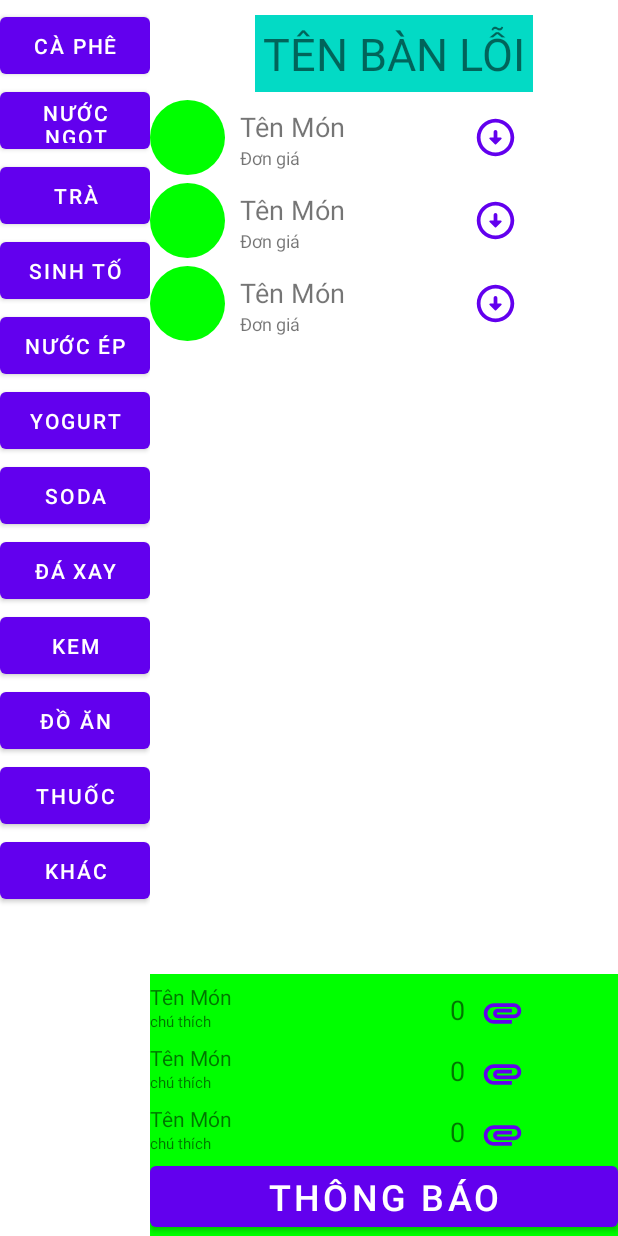
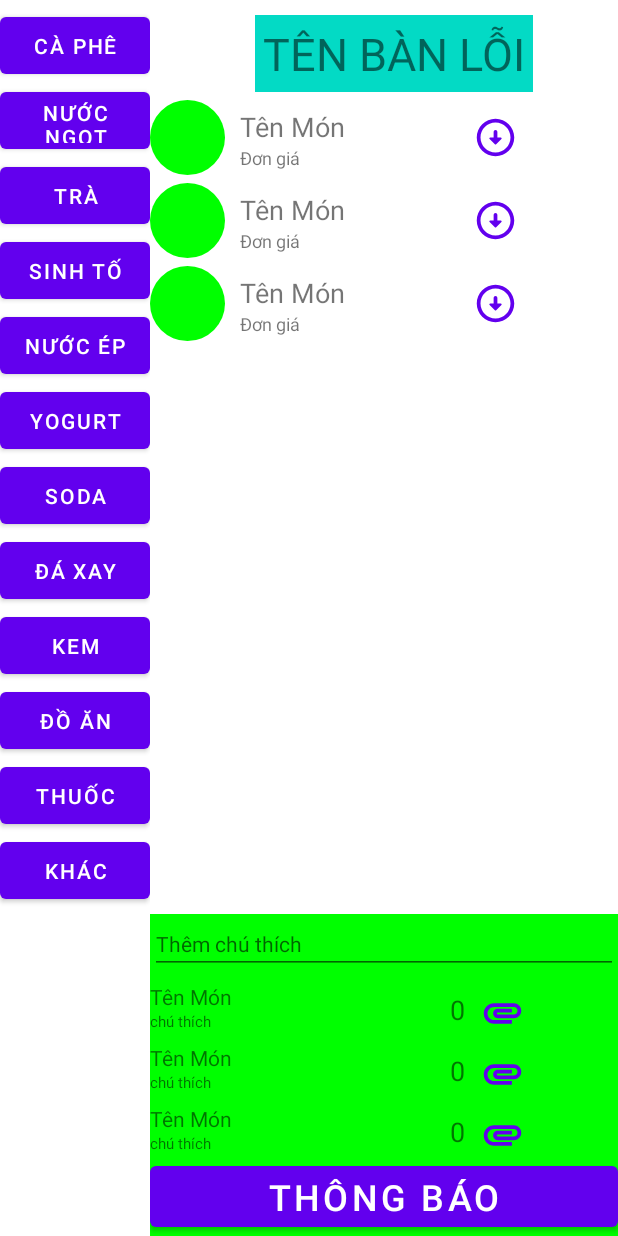
Before and after one commit to thierrytien6595/thierrytien6595, an Android app: the layout activity_san_pham.xml on its own in the app's theme, with its tools: preview values and no code run, on a phone screen of 412 x 824 dp. Run offline under Robolectric (Android 15) with nearby library versions, the phone set to English and light mode, and no system bars.

Commit message:
Đã hoàn thành thêm ghi chú món. tiếp theo là tách ghép đơn

```diff
--- a/app/src/main/res/layout/activity_san_pham.xml
+++ b/app/src/main/res/layout/activity_san_pham.xml
@@ -111,6 +111,7 @@
         />
 
     <androidx.constraintlayout.widget.ConstraintLayout
+        android:id="@+id/group_spdc"
         android:layout_width="match_parent"
         android:layout_height="wrap_content"
         android:layout_alignParentBottom="true"
@@ -123,21 +124,26 @@
             android:id="@+id/rev_chonmon2"
             android:layout_width="match_parent"
             android:layout_height="wrap_content"
+            app:layout_constraintBottom_toTopOf="@+id/btn_thongbao"
             app:layout_constrainedHeight="true"
-            app:layout_constraintBottom_toTopOf="@id/btn_thongbao"
-            app:layout_constraintEnd_toEndOf="@+id/btn_thongbao"
             app:layout_constraintHeight_max="200dp"
-            app:layout_constraintStart_toStartOf="parent"
             tools:listitem="@layout/dachon_item"/>
+        <EditText
+            android:hint="Thêm chú thích"
+            android:textSize="14sp"
+            app:layout_constraintBottom_toTopOf="@+id/rev_chonmon2"
+            android:id="@+id/edittext"
+            android:layout_width="match_parent"
+            android:layout_height="wrap_content"
+            />
 
         <Button
             android:id="@+id/btn_thongbao"
             android:layout_width="match_parent"
             android:layout_height="wrap_content"
             android:text="THÔNG BÁO"
-            android:visibility="visible"
             android:textSize="24sp"
-            app:layout_constraintTop_toBottomOf="@+id/rev_chonmon2"
-            />
+            app:layout_constraintBottom_toBottomOf="parent" />
+
     </androidx.constraintlayout.widget.ConstraintLayout>
 </RelativeLayout>
```
Also changed, not shown: app/src/main/java/com/example/retrofitexample/SPDACHON/SPDaChonAdapter.kt (+6 -1 lines), app/src/main/java/com/example/retrofitexample/SanPham.kt (+7 -3 lines).
